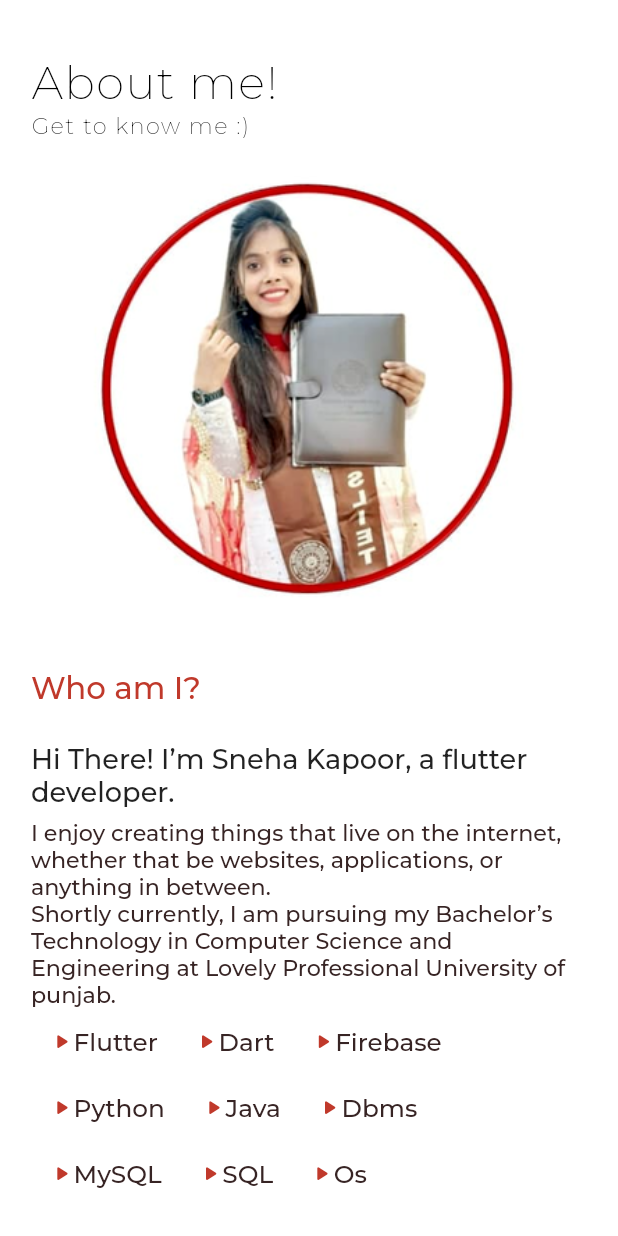
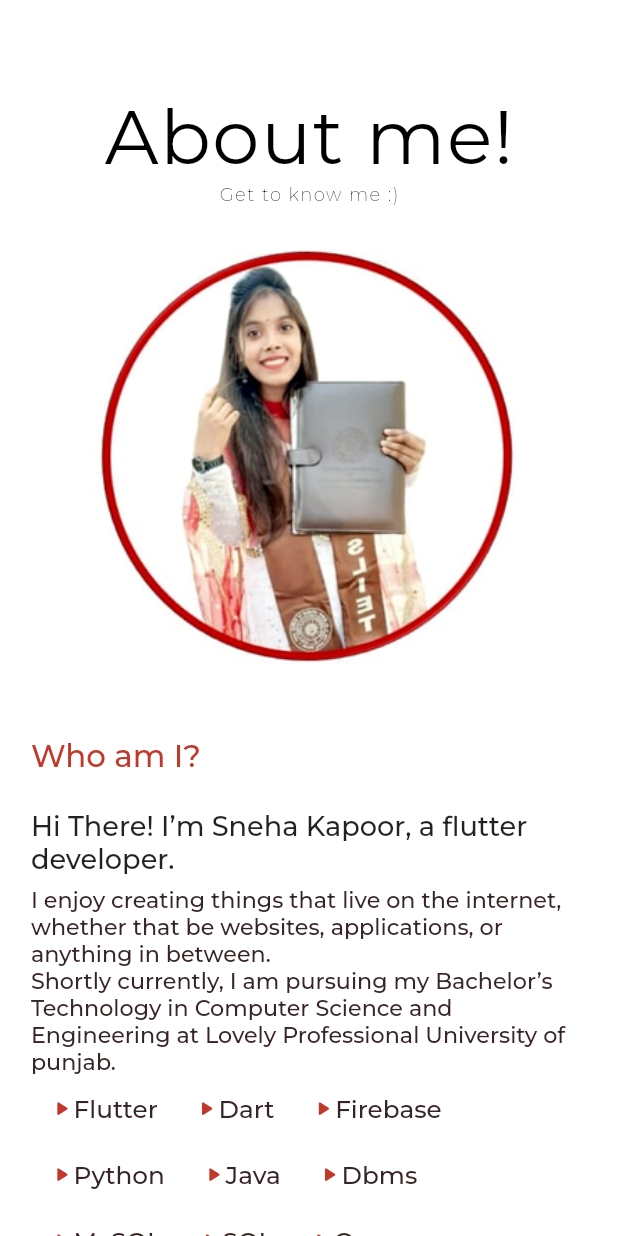
Before and after one commit to SnehaKapoo1/Portfolio, a Flutter app: the AboutMobile widget shown alone on an empty page, opened directly, on a phone screen of 412 x 824 dp. Run offline on Flutter 3.47's test engine with Material 2 defaults, Android fonts, the phone set to English and light mode, and no system bars; drawn by our look-alikes of auto_size_text; our stand-ins replace animated_text_kit, carousel_slider, flutter_spinkit, google_fonts, responsive_builder; missing offline and left inert: universal_html; network calls fail.

Commit message:
About page

```diff
--- a/lib/main.dart
+++ b/lib/main.dart
@@ -1,6 +1,5 @@
 import 'package:flutter/material.dart';
 import 'package:portfolio/pages/scrolling.dart';
-import 'package:portfolio/widget/loading.dart';
 
 void main() {
   runApp(const MyApp());
--- a/lib/pages/about/aboutmobile.dart
+++ b/lib/pages/about/aboutmobile.dart
@@ -19,23 +19,27 @@ class AboutMobile extends StatelessWidget {
       child: Column(
         crossAxisAlignment: CrossAxisAlignment.start,
         children: [
-          AutoSizeText(
+         Center(
+           child:  AutoSizeText(
              '\nAbout me!',
              style: GoogleFonts.montserrat(
-                fontWeight: FontWeight.w200,
-                fontSize: 30.0,
+                 fontWeight: FontWeight.w400,
+                 fontSize: 50.0,
                  color: kBoldCaptionColor,
                  letterSpacing: 1.0,
                  decoration: TextDecoration.none),
            ),
-          AutoSizeText(
+         ),
+          Center(
+            child: AutoSizeText(
               "Get to know me :)",
               style: GoogleFonts.montserrat(
                   fontWeight: FontWeight.w200,
-                fontSize: 15.0,
+                  fontSize: 12.0,
                   color: kBoldCaptionColor,
                   letterSpacing: 1.0,
                   decoration: TextDecoration.none),
+            ),
           ),
 
           Image.asset(
--- a/lib/pages/project/projectdesktop.dart
+++ b/lib/pages/project/projectdesktop.dart
@@ -42,7 +42,7 @@ class _ProjectDesktopState extends State<ProjectDesktop> {
                 decoration: TextDecoration.none),
           ),
           AutoSizeText(
-            "Here's are the sample of my projects:)\n\n",
+            "Here's are the sample of my projects :)\n\n",
             style: GoogleFonts.montserrat(
               fontWeight: FontWeight.w200,
               fontSize: 12.0,
--- a/lib/pages/scrolling.dart
+++ b/lib/pages/scrolling.dart
@@ -1,5 +1,5 @@
 import 'dart:async';
-
+import 'package:universal_html/html.dart' as html;
 import 'package:auto_size_text/auto_size_text.dart';
 import 'package:flutter/material.dart';
 import 'package:flutter/rendering.dart';
@@ -9,7 +9,6 @@ import 'package:portfolio/animations/arrowontop.dart';
 import 'package:portfolio/animations/entrancefader.dart';
 import 'package:portfolio/pages/project/projectpage.dart';
 import 'package:portfolio/utils/constants.dart';
-
 import 'about/about.dart';
 import 'contacts/contact.dart';
 import 'footer/footer.dart';
@@ -267,7 +266,7 @@ class _ScrollSectionState extends State<ScrollSection> {
                       borderRadius: BorderRadius.circular(5.0),
                       side: BorderSide(color: kButtonColor.withAlpha(150))),
                   onPressed: () {
-                    //html.window.open("null", "pdf");
+                    html.window.open("https://drive.google.com/file/d/1ErA9nKDOSu1FcjxvYgI9CzksdX1NqZGC/view?usp=sharing", "pdf");
                   },
                   child: Text(
                     "RESUME",
@@ -309,7 +308,9 @@ class _ScrollSectionState extends State<ScrollSection> {
                     shape: RoundedRectangleBorder(
                         borderRadius: BorderRadius.circular(5.0),
                         side: const BorderSide(color: kButtonColor)),
-                    onPressed: () {},
+                    onPressed: () {
+                      launchURL("https://drive.google.com/file/d/1ErA9nKDOSu1FcjxvYgI9CzksdX1NqZGC/view?usp=sharing");
+                    },
                     child: ListTile(
                       leading: const Icon(
                         Icons.book,
```
Also changed, not shown: 1 other file. Lines whose indentation alone changed are shown as unchanged.
